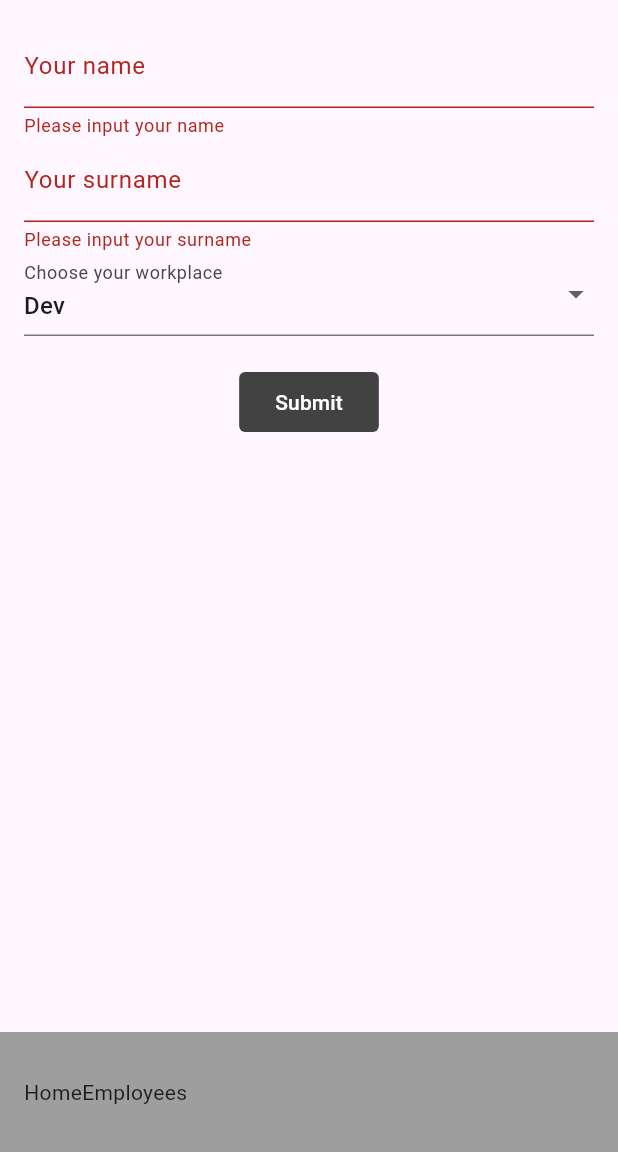
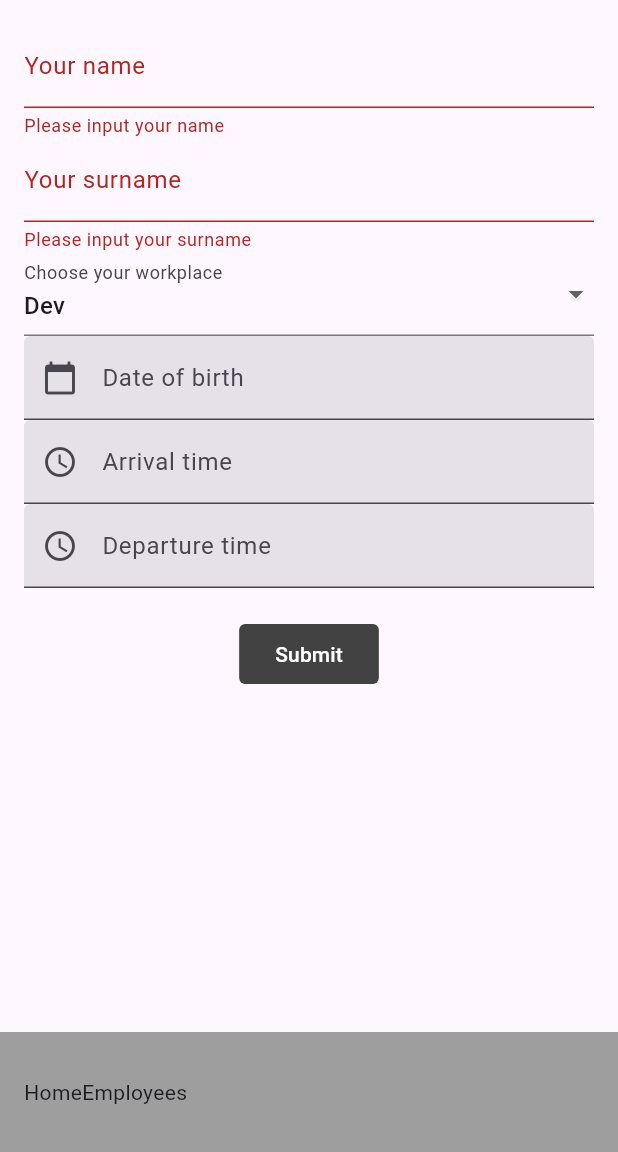
Before and after one commit to DvorsakGal/rvir, a Flutter app: the screen it shows after launch, after a tap on "Submit", on a phone screen of 412 x 824 dp, the part 84-1236 px from its top. Run offline on Flutter 3.47's test engine with Material 3 defaults, Android fonts, the phone set to English and light mode, and no system bars.

Commit message:
koncan app pred implementacijo second screena

```diff
--- a/lib/home.dart
+++ b/lib/home.dart
@@ -10,12 +10,19 @@ class Home extends StatefulWidget {
 }
 
 class _HomeState extends State<Home> {
+  // PRIVATNE SPREMENLJIVKE:
   final _formGlobalKey = GlobalKey<FormState>();
   Workplace _selectedWorkplace = Workplace.developer;
   String _name = "";
   String _surname = "";
 
   final List<Vnos> employees = [];
+
+  TextEditingController _dateController = TextEditingController();
+  TextEditingController _arrivalTimeController = TextEditingController();
+  TextEditingController _departureTimeController = TextEditingController();
+
+  TimeOfDay _selectedTime = TimeOfDay.now();
 
   @override
   Widget build(BuildContext context) {
@@ -85,6 +92,48 @@ class _HomeState extends State<Home> {
                     },
                   ),
 
+                  //Datum rojstva
+                  TextFormField(
+                    controller: _dateController,
+                    decoration: const InputDecoration(
+                      label: Text("Date of birth"),
+                      filled: true,
+                      prefixIcon: Icon(Icons.calendar_today),
+                    ),
+                    readOnly: true,
+                    onTap: () {
+                      _selectDate();
+                    },
+                  ),
+
+                  // Ura prihoda
+                  TextFormField(
+                    controller: _arrivalTimeController,
+                    decoration: const InputDecoration(
+                      label: Text("Arrival time"),
+                      filled: true,
+                      prefixIcon: Icon(Icons.access_time),
+                    ),
+                    readOnly: true,
+                    onTap: () {
+                      _selectTime(_arrivalTimeController);
+                    },
+                  ),
+
+                  // Ura odhoda
+                  TextFormField(
+                    controller: _departureTimeController,
+                    decoration: const InputDecoration(
+                      label: Text("Departure time"),
+                      filled: true,
+                      prefixIcon: Icon(Icons.access_time),
+                    ),
+                    readOnly: true,
+                    onTap: () {
+                      _selectTime(_departureTimeController);
+                    },
+                  ),
+
                   const SizedBox(
                     height: 20,
                   ),
@@ -105,6 +154,9 @@ class _HomeState extends State<Home> {
 
                         _formGlobalKey.currentState!.reset();
                         _selectedWorkplace = Workplace.developer;
+                        _dateController.clear();
+                        _arrivalTimeController.clear();
+                        _departureTimeController.clear();
                       }
                     },
                     style: FilledButton.styleFrom(
@@ -134,4 +186,35 @@ class _HomeState extends State<Home> {
       ),
     );
   }
+
+  Future<void> _selectDate() async {
+    DateTime? _picked = await showDatePicker(
+      context: context,
+      initialDate: DateTime.now(),
+      firstDate: DateTime(1940),
+      lastDate: DateTime(2100),
+    );
+
+    if (_picked != null) {
+      setState(() {
+        _dateController.text = _picked.toString().split(" ")[0];
+      });
+    }
+  }
+
+  Future<void> _selectTime(TextEditingController myController) async {
+    final TimeOfDay? timeOfDay = await showTimePicker(
+      context: context,
+      initialTime: _selectedTime,
+      initialEntryMode: TimePickerEntryMode.dial,
+    );
+    if (timeOfDay != null) {
+      setState(() {
+        _selectedTime = timeOfDay;
+        // formatiranje časa
+        final formattedTime = timeOfDay.format(context);
+        myController.text = formattedTime;
+      });
+    }
+  }
 }
```
